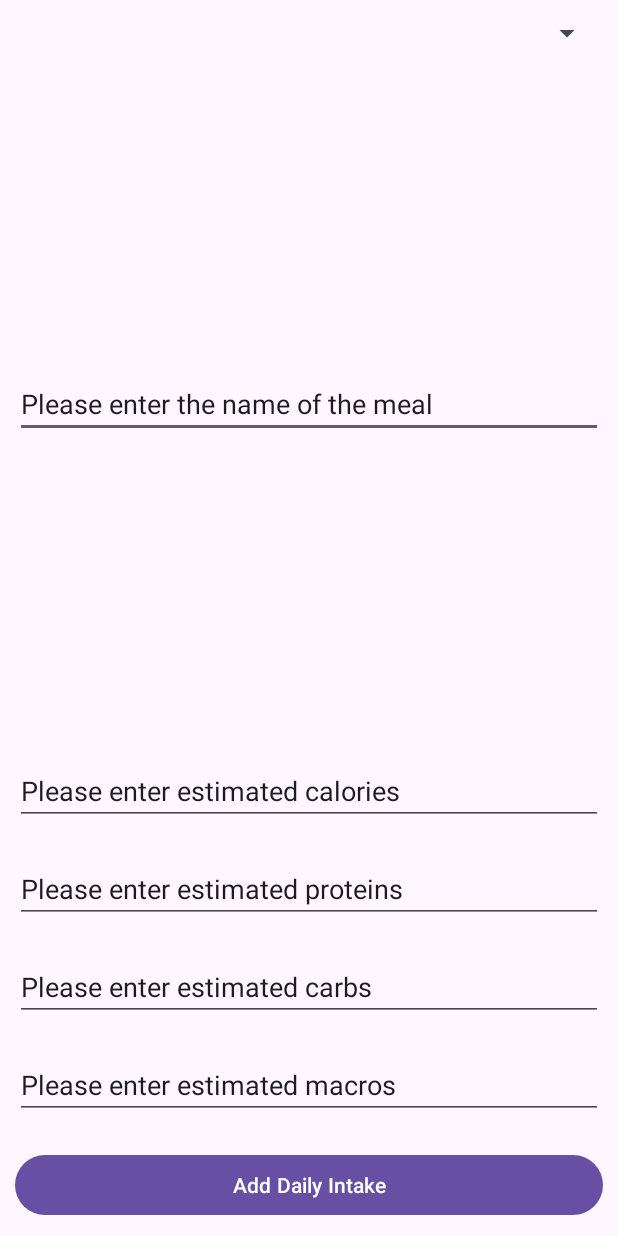
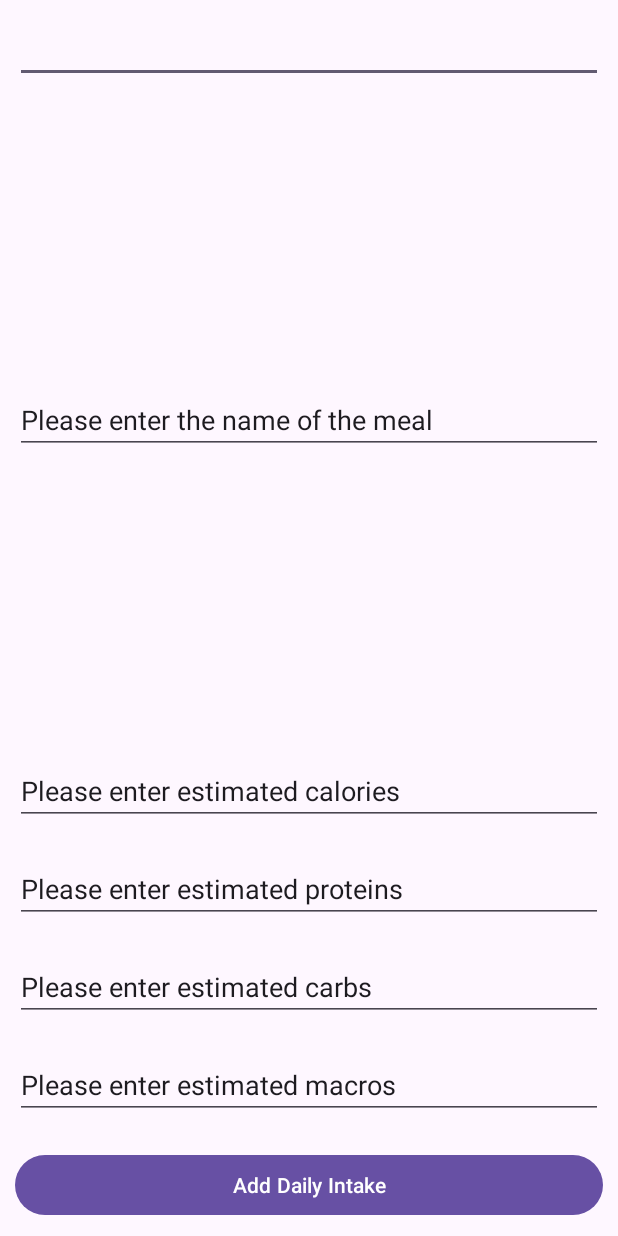
Before and after one commit to CS5520Feinberg/final_project_app, an Android app: the DailyIntakeActivity screen opened directly, with no data from a screen before it, on a phone screen of 412 x 824 dp. Run offline under Robolectric (Android 15) with nearby library versions, the light colour scheme and no system bars.

Commit message:
Add DailyIntakeActivity. But app crashed, because the fields not aligned within DB and the layout

```diff
--- a/app/src/main/AndroidManifest.xml
+++ b/app/src/main/AndroidManifest.xml
@@ -16,7 +16,7 @@
         tools:targetApi="31">
         <activity
             android:name=".DailyIntakeActivity"
-            android:exported="false" />
+            android:exported="true" />
         <activity
             android:name=".DailyPieChartActivity"
             android:exported="true" />
--- a/app/src/main/java/edu/northeastern/final_project/DBHandler.java
+++ b/app/src/main/java/edu/northeastern/final_project/DBHandler.java
@@ -40,7 +40,7 @@ public class DBHandler extends SQLiteOpenHelper{
     }
 
     //add new daily intake to sqlite db
-    private void ADdDailyIntake (String mealType, String mealName, String calories, String protein, String carbs, String macros) {
+    public void addDailyIntake (String mealType, String mealName, String calories, String protein, String carbs, String macros) {
         SQLiteDatabase db = this.getWritableDatabase();
 
         //create a variable for content values
--- a/app/src/main/java/edu/northeastern/final_project/DailyIntakeActivity.java
+++ b/app/src/main/java/edu/northeastern/final_project/DailyIntakeActivity.java
@@ -3,12 +3,61 @@ package edu.northeastern.final_project;
 import androidx.appcompat.app.AppCompatActivity;
 
 import android.os.Bundle;
+import android.view.View;
+import android.widget.ArrayAdapter;
+import android.widget.Button;
+import android.widget.EditText;
+import android.widget.Spinner;
+import android.widget.Toast;
 
 public class DailyIntakeActivity extends AppCompatActivity {
+
+    private EditText mealTypeEt; /*** TODO: maybe change into spinner***/
+    private EditText mealNameEt, caloriesEt, proteinEt, carbsEt, macrosEt;
+    private Button addDailyIntakeBtn;
+    private DBHandler dbHandler;
+
 
     @Override
     protected void onCreate(Bundle savedInstanceState) {
         super.onCreate(savedInstanceState);
         setContentView(R.layout.activity_daily_intake);
+
+        mealTypeEt = findViewById(R.id.mealTypeET);
+        mealNameEt = findViewById(R.id.mealNameET);
+        caloriesEt = findViewById(R.id.calories);
+        proteinEt = findViewById(R.id.proteins);
+        macrosEt = findViewById(R.id.macros);
+        addDailyIntakeBtn = findViewById(R.id.AddDailyBtn);
+
+        dbHandler = new DBHandler(DailyIntakeActivity.this);
+
+        addDailyIntakeBtn.setOnClickListener(new View.OnClickListener() {
+            @Override
+            public void onClick(View v) {
+
+                String mealType = mealTypeEt.getText().toString();
+                String mealName = mealNameEt.getText().toString();
+                String calories = caloriesEt.getText().toString();
+                String protein = proteinEt.getText().toString();
+                String carbs = carbsEt.getText().toString();
+                String macros = macrosEt.getText().toString();
+
+                if  (mealType.isEmpty() && mealName.isEmpty() && calories.isEmpty() && protein.isEmpty() && calories.isEmpty() && carbs.isEmpty() && macros.isEmpty()) {
+                    Toast.makeText(DailyIntakeActivity.this, "Please enter all the data..", Toast.LENGTH_SHORT).show();
+                    return;
+                }
+
+                dbHandler.addDailyIntake(mealType, mealName, calories, protein, carbs, macros);
+
+                //add toast and set empty strings
+                Toast.makeText(DailyIntakeActivity.this, "Daily intake has been added", Toast.LENGTH_LONG).show();
+                mealNameEt.setText("");
+                caloriesEt.setText("");
+                proteinEt.setText("");
+                carbsEt.setText("");
+                macrosEt.setText("");
+            }
+        });
     }
 }
--- a/app/src/main/res/layout/activity_daily_intake.xml
+++ b/app/src/main/res/layout/activity_daily_intake.xml
@@ -11,8 +11,8 @@
         android:layout_height="match_parent"
         android:orientation="vertical">
 
-        <Spinner
-            android:id="@+id/mealTypeSpinner"
+        <EditText
+            android:id="@+id/mealTypeET"
             android:layout_width="match_parent"
             android:layout_height="wrap_content"
             android:layout_margin="10dp"/>
--- a/app/src/main/res/values/strings.xml
+++ b/app/src/main/res/values/strings.xml
@@ -2,7 +2,7 @@
 <resources>
 
     <string name="app_name">final_project</string>
-    <string-array name="mealTypeSpinner">
+    <string-array name="mealType_array">
         <item>Breakfast</item>
         <item>Lunch</item>
         <item>Dinner</item>
```
